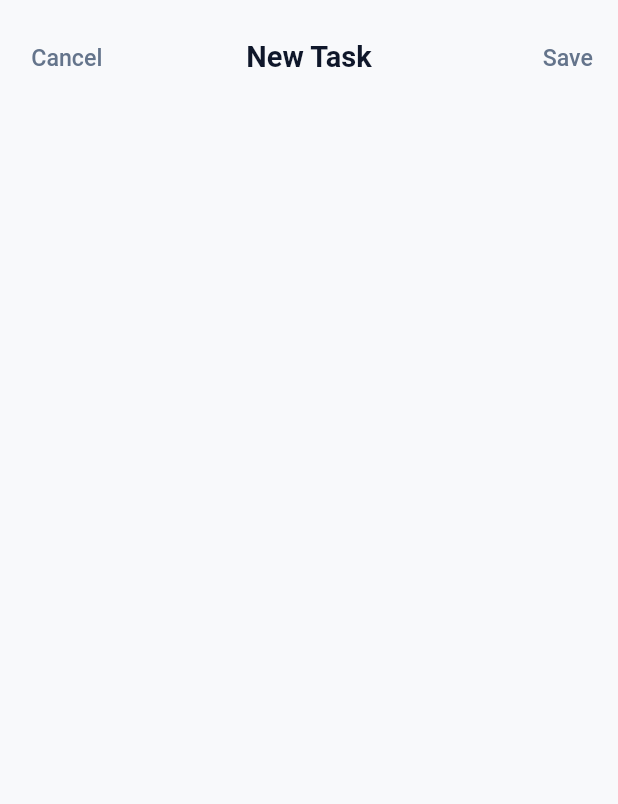
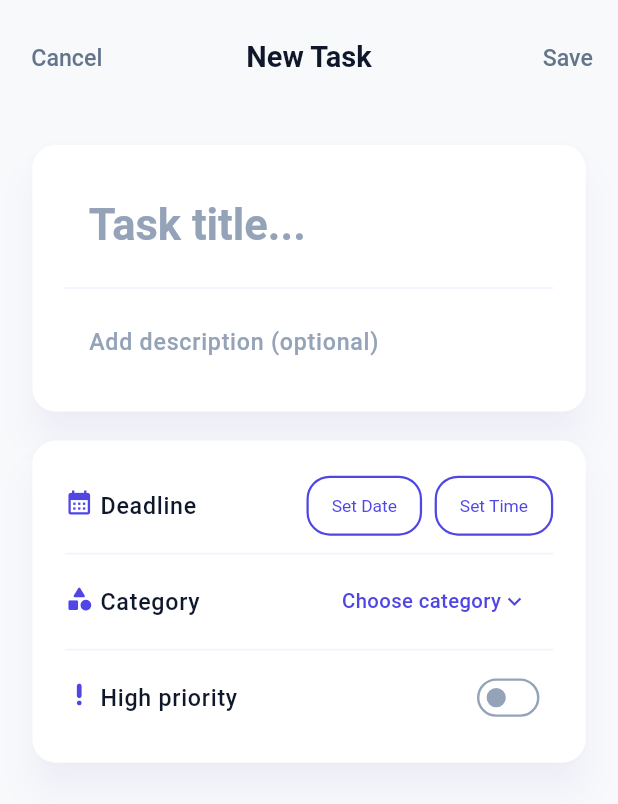
Before and after one commit to jjuulliiaas/PlanBee, a Flutter app: the screen it shows after launch, after a tap on "Add", on a phone screen of 412 x 824 dp. Shown: the top 804 px of the screen. Run offline on Flutter 3.47's test engine with Material 3 defaults, Android fonts, the phone set to English and light mode, and no system bars; our stand-ins replace flutter_screenutil; Roboto replaces fonts that are missing (Manrope).

Commit message:
- add overlay color for elevated button
- change app padding design

- add new buttons style to app theme

- set better app bar design settings, create app bar on the create/edit screen

- add basic structure for create task screen with no user data

```diff
--- a/lib/core/theme/app_theme.dart
+++ b/lib/core/theme/app_theme.dart
@@ -138,7 +138,7 @@ class AppTheme {
 
       cardTheme: CardThemeData(
         color: _white,
-        elevation: 0,
+        elevation: 5,
         shadowColor: _shadowColor,
         margin: EdgeInsets.zero,
         shape: RoundedRectangleBorder(
@@ -187,7 +187,6 @@ class AppTheme {
       inputDecorationTheme: InputDecorationTheme(
         filled: true,
         fillColor: _white,
-        contentPadding: const EdgeInsets.all(16),
         hintStyle: TextStyle(color: _hintDisabled),
         border: OutlineInputBorder(
           borderRadius: BorderRadius.circular(radiusMedium),
@@ -199,8 +198,16 @@ class AppTheme {
         ),
         focusedBorder: OutlineInputBorder(
           borderRadius: BorderRadius.circular(radiusMedium),
-          borderSide: BorderSide(color: _accent, width: 1.5),
+          borderSide: BorderSide.none,
         ),
+      ),
+
+      textSelectionTheme: TextSelectionThemeData(
+        cursorColor: _primaryText
+      ),
+
+      dividerTheme: DividerThemeData(
+        color: _accentSoft,
       ),
 
       checkboxTheme: CheckboxThemeData(
@@ -233,14 +240,17 @@ class AppTheme {
 
       switchTheme: SwitchThemeData(
         thumbColor: WidgetStateProperty.resolveWith((states) {
-          if (states.contains(WidgetState.selected)) return _accent;
-          return _white;
+          if (states.contains(WidgetState.selected)) return _white;
+          return _hintDisabled;
         }),
         trackColor: WidgetStateProperty.resolveWith((states) {
-          if (states.contains(WidgetState.selected)) return _accentSoft;
+          if (states.contains(WidgetState.selected)) return _accent;
+          return Colors.transparent;
+        }),
+        trackOutlineColor: WidgetStateProperty.resolveWith((states) {
+          if (states.contains(WidgetState.selected)) return _accent;
           return _hintDisabled;
         }),
-        trackOutlineColor: WidgetStateProperty.all(Colors.transparent),
       ),
 
       floatingActionButtonTheme: FloatingActionButtonThemeData(
--- a/lib/screens/create_edit_task/body.dart
+++ b/lib/screens/create_edit_task/body.dart
@@ -1,17 +1,41 @@
 import 'package:flutter/material.dart';
+import 'package:planbee/core/utils/app_padding.dart';
 
-class CreateEditBody extends StatelessWidget {
+import 'components/details_card.dart';
+import 'components/input_card.dart';
+
+class CreateEditBody extends StatefulWidget {
   const CreateEditBody({super.key});
+
+  @override
+  State<CreateEditBody> createState() => _CreateEditBodyState();
+}
+
+class _CreateEditBodyState extends State<CreateEditBody> {
+  final _key = GlobalKey<FormState>();
+
+  final _titleController = TextEditingController();
+  final _descriptionController = TextEditingController();
 
   @override
   Widget build(BuildContext context) {
 
-    return Column(
-      mainAxisAlignment: MainAxisAlignment.start,
-      children: [
+    return SingleChildScrollView(
+      child: Form(
+          key: _key,
+          child: Column(
+            mainAxisAlignment: MainAxisAlignment.start,
+            children: [
+              InputCard(
+                titleController: _titleController,
+                descriptionController: _descriptionController,
+              ),
+              SizedBox(height: AppPadding.vertical(context),),
+              DetailsCard(),
 
-      ],
+            ],
+          )
+      ),
     );
-
   }
 }
--- /dev/null
+++ b/lib/screens/create_edit_task/components/details_card.dart
@@ -0,0 +1,102 @@
+import 'package:flutter/material.dart';
+import 'package:flutter_screenutil/flutter_screenutil.dart';
+
+import '../../../core/utils/app_padding.dart';
+import '../../../widgets/detail_name.dart';
+
+class DetailsCard extends StatefulWidget {
+  const DetailsCard({super.key});
+
+  @override
+  State<DetailsCard> createState() => _DetailsCardState();
+}
+
+class _DetailsCardState extends State<DetailsCard> {
+  bool _isHighPriority = false;
+
+  @override
+  Widget build(BuildContext context) {
+    final theme = Theme.of(context);
+    final textTheme = theme.textTheme;
+    final colorScheme = theme.colorScheme;
+
+    return Card(
+      elevation: 10,
+      child: Container(
+        padding: AppPadding.screen(context),
+        child: Column(
+          mainAxisAlignment: MainAxisAlignment.spaceBetween,
+          children: [
+            Row(
+              mainAxisAlignment: MainAxisAlignment.spaceBetween,
+              children: [
+                DetailName(
+                  icon: Icons.calendar_month,
+                  text: 'Deadline',
+                ),
+                Row(
+                  mainAxisAlignment: MainAxisAlignment.spaceBetween,
+                  children: [
+                    OutlinedButton(
+                        onPressed: () {},
+                        child: const Text('Set Date')
+                    ),
+                    SizedBox(width: 8.w),
+                    OutlinedButton(
+                        onPressed: () {},
+                        child: const Text('Set Time')
+                    )
+                  ],
+                )
+              ],
+            ),
+            const Divider(),
+            Row(
+              mainAxisAlignment: MainAxisAlignment.spaceBetween,
+              children: [
+                DetailName(
+                  icon: Icons.category_rounded,
+                  text: 'Category',
+                ),
+                TextButton.icon(
+                    onPressed: () {},
+                    label: Row(
+                      children: [
+                        Text(
+                            'Choose category',
+                          style: textTheme.bodyMedium?.copyWith(color: colorScheme.primary),
+                        ),
+                        Icon(
+                            Icons.keyboard_arrow_down_outlined,
+                          color: colorScheme.primary,
+                        )
+                      ],
+                    ),
+                )
+              ],
+            ),
+            const Divider(),
+            Row(
+              mainAxisAlignment: MainAxisAlignment.spaceBetween,
+              children: [
+                DetailName(
+                  icon: Icons.priority_high_rounded,
+                  text: 'High priority',
+                ),
+                Transform.scale(
+                  scale: 0.8,
+                  child: Switch(
+                      value: _isHighPriority,
+                      onChanged: (bool value) {
+                        print('Priority is changed!');
+                      }
+                  ),
+                )
+              ],
+            ),
+          ],
+        ),
+      ),
+    );
+  }
+}
--- /dev/null
+++ b/lib/screens/create_edit_task/components/input_card.dart
@@ -0,0 +1,50 @@
+import 'package:flutter/material.dart';
+import 'package:planbee/core/utils/app_padding.dart';
+
+class InputCard extends StatelessWidget {
+  const InputCard({
+    super.key,
+    required this.titleController,
+    required this.descriptionController
+  });
+
+  final TextEditingController titleController;
+  final TextEditingController descriptionController;
+
+  @override
+  Widget build(BuildContext context) {
+    final theme = Theme.of(context);
+    final textTheme = theme.textTheme;
+
+    return Card(
+      elevation: 10,
+      child: Container(
+        padding: AppPadding.screen(context),
+        child: Column(
+          children: [
+            TextFormField(
+              controller: titleController,
+              style: textTheme.headlineLarge,
+              maxLines: null,
+              minLines: 1,
+              keyboardType: TextInputType.multiline,
+              decoration: const InputDecoration(
+                hintText: 'Task title...'
+              ),
+            ),
+            const Divider(),
+            TextFormField(
+              controller: descriptionController,
+              style: textTheme.bodyLarge,
+              maxLines: null,
+              keyboardType: TextInputType.multiline,
+              decoration: const InputDecoration(
+                  hintText: 'Add description (optional)'
+              ),
+            ),
+          ],
+        ),
+      ),
+    );
+  }
+}
--- a/lib/screens/home/components/task_card/task_card.dart
+++ b/lib/screens/home/components/task_card/task_card.dart
@@ -1,6 +1,6 @@
 import 'package:flutter/material.dart';
 import 'package:flutter_screenutil/flutter_screenutil.dart';
-import 'package:planbee/screens/home/components/task_card/priority_badge.dart';
+import 'package:planbee/widgets/priority_badge.dart';
 import 'package:planbee/widgets/status_badge.dart';
 import '../../../../blocks/task/model.dart';
 import '../../../../core/theme/app_theme.dart';
@@ -21,10 +21,6 @@ class TaskCard extends StatelessWidget {
 
     return Card(
       margin: EdgeInsets.only(bottom: 16.h),
-      shape: RoundedRectangleBorder(
-        borderRadius: BorderRadius.circular(AppTheme.radiusLarge),
-      ),
-      elevation: 5,
       child: Container(
         padding: EdgeInsets.all(16.r),
         child: Column(
--- /dev/null
+++ b/lib/widgets/detail_name.dart
@@ -0,0 +1,35 @@
+import 'package:flutter/material.dart';
+import 'package:flutter_screenutil/flutter_screenutil.dart';
+
+class DetailName extends StatelessWidget {
+  const DetailName({
+    super.key,
+    required this.icon,
+    required this.text
+  });
+
+  final IconData icon;
+  final String text;
+
+  @override
+  Widget build(BuildContext context) {
+    final theme = Theme.of(context);
+    final textTheme = theme.textTheme;
+
+    return Row(
+      mainAxisSize: MainAxisSize.min,
+      crossAxisAlignment: CrossAxisAlignment.start,
+      children: [
+        Icon(
+          icon,
+          size: 20.r,
+        ),
+        SizedBox(width: 4.w,),
+        Text(
+          text,
+          style: textTheme.bodyLarge,
+        ),
+      ],
+    );
+  }
+}
```
Also changed, not shown: lib/widgets/priority_badge.dart (renamed from lib/screens/home/components/task_card/priority_badge.dart).
